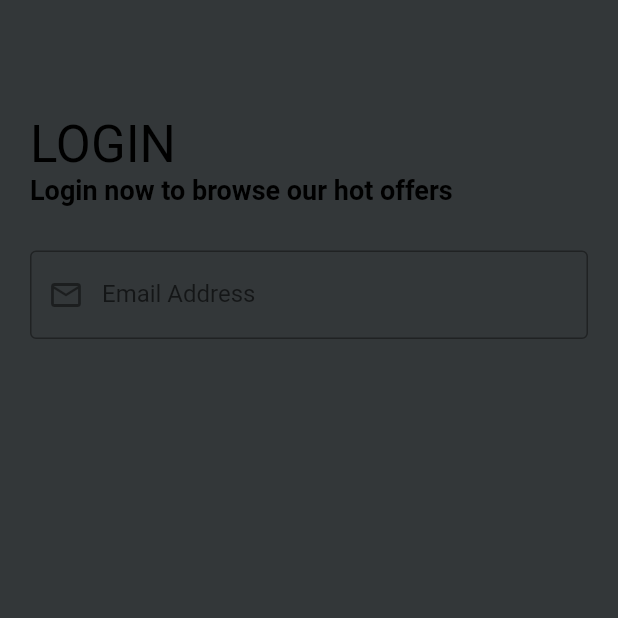
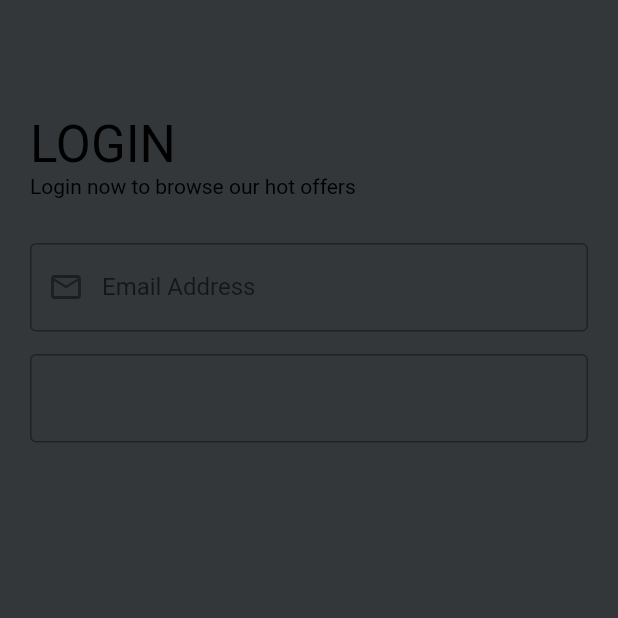
Before and after one commit to Devsaci/shopapp_mansour, a Flutter app: the screen it shows after launch, after a tap on the "arrow forward ios" icon, after a tap on "SKIP", on a phone screen of 412 x 824 dp, the top half of it. Run offline on Flutter 3.47's test engine with Material 2 defaults, Android fonts, the phone set to English and light mode, and no system bars; our stand-ins replace bloc, conditional_builder_null_safety, dio, flutter_bloc, hexcolor, shared_preferences and 2 more; network calls fail; Roboto replaces fonts that are missing (Jannah).

```diff
--- a/lib/modules/shop_app/login/shop_login_screen.dart
+++ b/lib/modules/shop_app/login/shop_login_screen.dart
@@ -7,6 +7,7 @@ class ShopLoginScreen extends StatelessWidget {
   @override
   Widget build(BuildContext context) {
     var emailController = TextEditingController();
+    var passwordController = TextEditingController();
     return Scaffold(
       appBar: AppBar(),
       body: Padding(
@@ -25,7 +26,7 @@ class ShopLoginScreen extends StatelessWidget {
               'Login now to browse our hot offers',
               style: Theme.of(context)
                   .textTheme
-                  .bodyText1
+                  .bodyText2
                   ?.copyWith(color: Colors.black),
             ),
             const SizedBox(
@@ -42,6 +43,12 @@ class ShopLoginScreen extends StatelessWidget {
               label: 'Email Address',
               prefix: Icons.email_outlined,
             ),
+            const SizedBox(
+              height: 15.0,
+            ),
+            defaultFormField(
+              controller: passwordController,
+            ),
           ],
         ),
       ),
```
